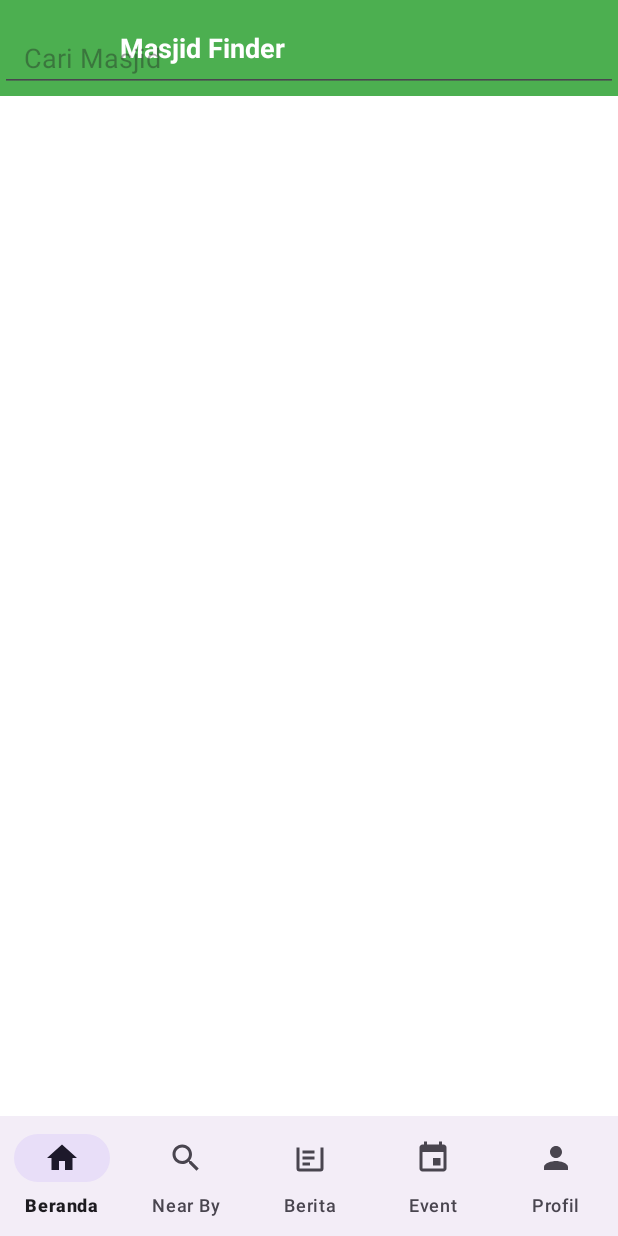
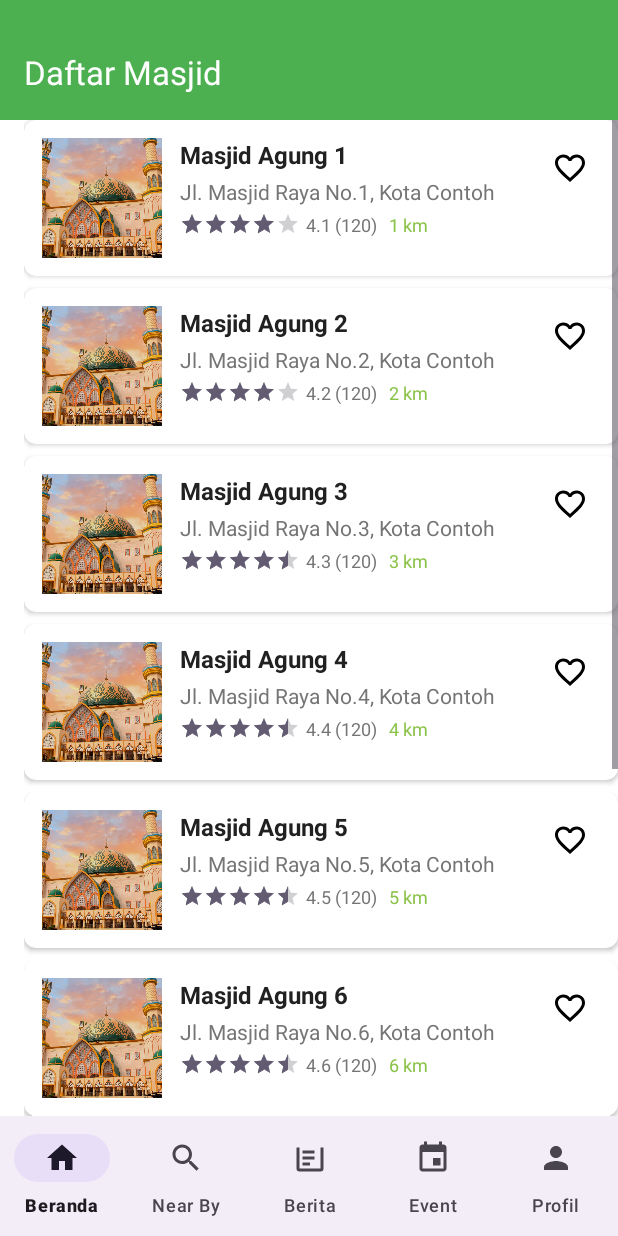
Before and after one commit to taqicz/masjidapp, an Android app: the fragment SearchFragment placed in its activity, on a phone screen of 412 x 824 dp. Run offline under Robolectric (Android 15) with nearby library versions, the phone set to English and light mode, and no system bars.

Commit message:
Pindah fragment search cp1

```diff
--- a/app/src/main/java/com/example/masjidapp/MosqueAdapter.java
+++ b/app/src/main/java/com/example/masjidapp/MosqueAdapter.java
@@ -1,5 +1,5 @@
 package com.example.masjidapp;
-
+//import com.example.masjidapp.MosqueModel;
 import android.content.Context;
 import android.view.LayoutInflater;
 import android.view.View;
--- a/app/src/main/java/com/example/masjidapp/SearchFragment.java
+++ b/app/src/main/java/com/example/masjidapp/SearchFragment.java
@@ -1,64 +1,100 @@
 package com.example.masjidapp;
 
+import android.content.Intent;
 import android.os.Bundle;
-
-import androidx.fragment.app.Fragment;
-
 import android.view.LayoutInflater;
 import android.view.View;
 import android.view.ViewGroup;
+import android.widget.Button;
+import android.widget.Toast;
 
-/**
- * A simple {@link Fragment} subclass.
- * Use the {@link SearchFragment#newInstance} factory method to
- * create an instance of this fragment.
- */
+import androidx.annotation.NonNull;
+import androidx.annotation.Nullable;
+import androidx.fragment.app.Fragment;
+import androidx.recyclerview.widget.LinearLayoutManager;
+import androidx.recyclerview.widget.RecyclerView;
+
+import com.google.android.material.appbar.MaterialToolbar;
+
+import java.util.ArrayList;
+import java.util.List;
+
 public class SearchFragment extends Fragment {
 
-    // TODO: Rename parameter arguments, choose names that match
-    // the fragment initialization parameters, e.g. ARG_ITEM_NUMBER
-    private static final String ARG_PARAM1 = "param1";
-    private static final String ARG_PARAM2 = "param2";
+    private RecyclerView recyclerView;
+    private MosqueAdapter adapter;
+    private List<MosqueModel> mosqueList;
+    private MaterialToolbar toolbar;
+    private Button btnBack;
 
-    // TODO: Rename and change types of parameters
-    private String mParam1;
-    private String mParam2;
+    @Nullable
+    @Override
+    public View onCreateView(@NonNull LayoutInflater inflater, @Nullable ViewGroup container, @Nullable Bundle savedInstanceState) {
+        View view = inflater.inflate(R.layout.fragment_search, container, false);
 
-    public SearchFragment() {
-        // Required empty public constructor
+        // Initialize views
+        toolbar = view.findViewById(R.id.toolbar);
+        recyclerView = view.findViewById(R.id.recyclerView);
+        btnBack = view.findViewById(R.id.btn_back);
+
+        setupToolbar();
+        setupRecyclerView();
+        setupBackButton();
+
+        return view;
     }
 
-    /**
-     * Use this factory method to create a new instance of
-     * this fragment using the provided parameters.
-     *
-     * @param param1 Parameter 1.
-     * @param param2 Parameter 2.
-     * @return A new instance of fragment SearchFragment.
-     */
-    // TODO: Rename and change types and number of parameters
-    public static SearchFragment newInstance(String param1, String param2) {
-        SearchFragment fragment = new SearchFragment();
-        Bundle args = new Bundle();
-        args.putString(ARG_PARAM1, param1);
-        args.putString(ARG_PARAM2, param2);
-        fragment.setArguments(args);
-        return fragment;
+    private void setupToolbar() {
+        toolbar.setNavigationOnClickListener(v -> {
+            if (getActivity() != null) {
+                getActivity().onBackPressed();
+            }
+        });
     }
 
-    @Override
-    public void onCreate(Bundle savedInstanceState) {
-        super.onCreate(savedInstanceState);
-        if (getArguments() != null) {
-            mParam1 = getArguments().getString(ARG_PARAM1);
-            mParam2 = getArguments().getString(ARG_PARAM2);
+    private void setupRecyclerView() {
+        // Initialize mosque list with complete data
+        mosqueList = new ArrayList<>();
+        for (int i = 1; i <= 10; i++) {
+            mosqueList.add(new MosqueModel(
+                    "Masjid Agung " + i,
+                    "Jl. Masjid Raya No." + i + ", Kota Contoh",
+                    4.0f + i * 0.1f,
+                    i + " km",
+                    "https://example.com/mosque_images/image" + i + ".jpg",
+                    "Masjid Agung " + i + " adalah masjid bersejarah yang dibangun pada tahun 19" + (i < 10 ? "0" + i : i),
+                    "19" + (i < 10 ? "0" + i : i) + "-01-01",
+                    "H. Ahmad Budiman No." + i
+            ));
         }
+
+        // Setup adapter with click listener
+        adapter = new MosqueAdapter(requireContext(), mosqueList, mosque -> {
+            Toast.makeText(requireContext(), "Mengunjungi: " + mosque.getName(), Toast.LENGTH_SHORT).show();
+
+            Intent intent = new Intent(requireActivity(), profilMasjid.class);
+            // Pass all mosque data to detail activity
+            intent.putExtra("masjidName", mosque.getName());
+            intent.putExtra("masjidAddress", mosque.getAddress());
+            intent.putExtra("masjidRating", mosque.getRating());
+            intent.putExtra("masjidDistance", mosque.getDistance());
+            intent.putExtra("masjidImageUrl", mosque.getImageUrl());
+            intent.putExtra("masjidDescription", mosque.getDescription());
+            intent.putExtra("masjidEstablishedDate", mosque.getEstablishedDate());
+            intent.putExtra("masjidChairman", mosque.getChairman());
+
+            startActivity(intent);
+        });
+
+        recyclerView.setLayoutManager(new LinearLayoutManager(requireContext()));
+        recyclerView.setAdapter(adapter);
     }
 
-    @Override
-    public View onCreateView(LayoutInflater inflater, ViewGroup container,
-                             Bundle savedInstanceState) {
-        // Inflate the layout for this fragment
-        return inflater.inflate(R.layout.fragment_search, container, false);
+    private void setupBackButton() {
+        btnBack.setOnClickListener(v -> {
+            if (getActivity() != null) {
+                getActivity().onBackPressed();
+            }
+        });
     }
 }
--- a/app/src/main/res/layout/fragment_search.xml
+++ b/app/src/main/res/layout/fragment_search.xml
@@ -1,31 +1,49 @@
 <?xml version="1.0" encoding="utf-8"?>
-<androidx.constraintlayout.widget.ConstraintLayout xmlns:android="http://schemas.android.com/apk/res/android"
+<androidx.coordinatorlayout.widget.CoordinatorLayout
+    xmlns:android="http://schemas.android.com/apk/res/android"
     xmlns:app="http://schemas.android.com/apk/res-auto"
     xmlns:tools="http://schemas.android.com/tools"
     android:layout_width="match_parent"
     android:layout_height="match_parent"
     tools:context=".SearchFragment">
 
-    <!-- Contoh tampilan pencarian -->
-    <android.widget.EditText
-        android:id="@+id/searchBar"
-        android:layout_width="0dp"
-        android:layout_height="wrap_content"
-        android:layout_marginTop="16dp"
-        android:hint="Cari Masjid"
-        android:paddingStart="16dp"
-        android:paddingEnd="16dp"
-        app:layout_constraintEnd_toEndOf="parent"
-        app:layout_constraintStart_toStartOf="parent"
-        app:layout_constraintTop_toTopOf="parent" />
+    <LinearLayout
+        android:layout_width="match_parent"
+        android:layout_height="match_parent"
+        android:orientation="vertical">
 
-    <androidx.recyclerview.widget.RecyclerView
-        android:id="@+id/searchResultsRecyclerView"
-        android:layout_width="0dp"
-        android:layout_height="0dp"
-        app:layout_constraintBottom_toBottomOf="parent"
-        app:layout_constraintEnd_toEndOf="parent"
-        app:layout_constraintStart_toStartOf="parent"
-        app:layout_constraintTop_toBottomOf="@id/searchBar" />
+        <!-- AppBar untuk Navigasi -->
+        <com.google.android.material.appbar.AppBarLayout
+            android:layout_width="match_parent"
+            android:layout_height="wrap_content"
+            android:background="@color/primary">
 
-</androidx.constraintlayout.widget.ConstraintLayout>
+            <com.google.android.material.appbar.MaterialToolbar
+                android:id="@+id/toolbar"
+                android:layout_width="match_parent"
+                android:layout_height="?attr/actionBarSize"
+                app:title="Daftar Masjid"
+                app:titleTextColor="@android:color/white"
+                android:layout_marginTop="16dp"/>
+
+        </com.google.android.material.appbar.AppBarLayout>
+
+        <!-- RecyclerView -->
+        <androidx.recyclerview.widget.RecyclerView
+            android:id="@+id/recyclerView"
+            android:layout_width="match_parent"
+            android:layout_height="0dp"
+            android:layout_weight="1"
+            android:scrollbars="vertical"
+            app:layout_behavior="@string/appbar_scrolling_view_behavior"
+            android:paddingStart="16dp"/>
+
+        <!-- Tombol Kembali -->
+        <Button
+            android:id="@+id/btn_back"
+            android:layout_width="match_parent"
+            android:layout_height="wrap_content"
+            android:text="Kembali" />
+    </LinearLayout>
+
+</androidx.coordinatorlayout.widget.CoordinatorLayout>
```
